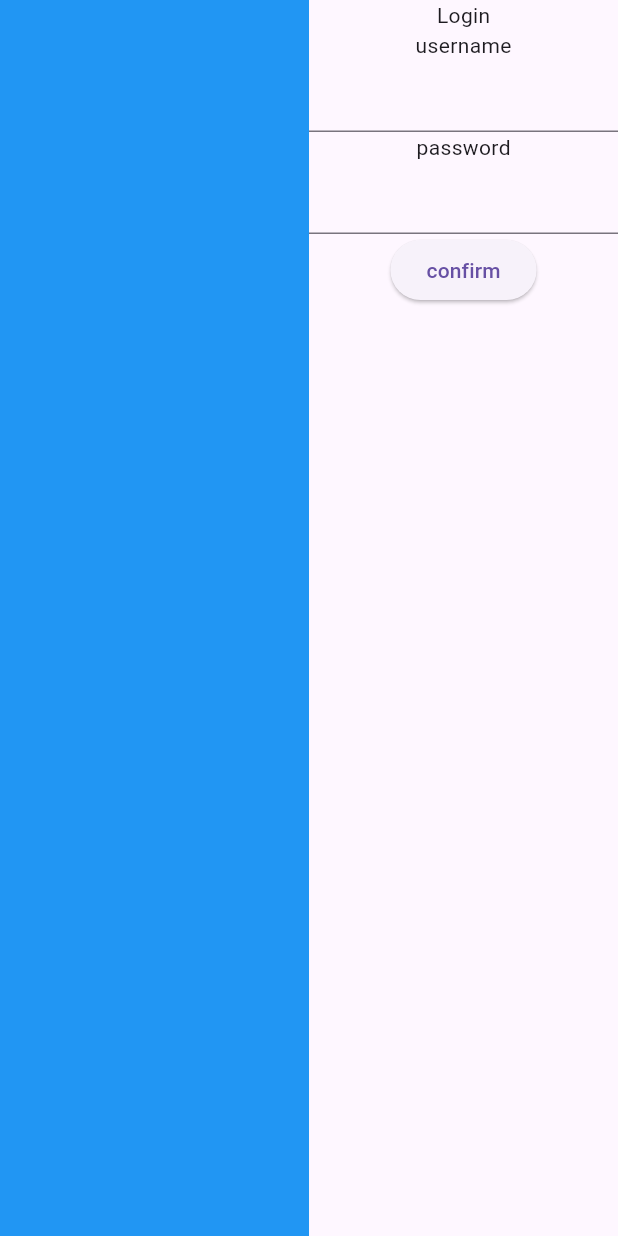
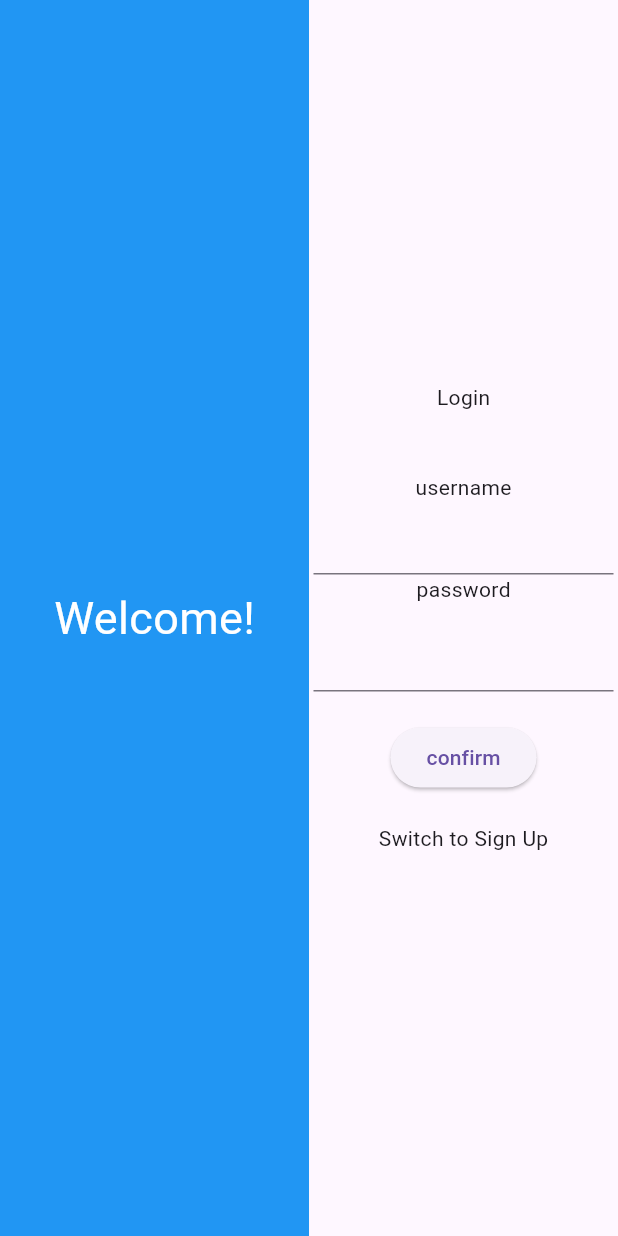
Before and after one commit to Group7C/Project7C, a Flutter app: the screen it shows after launch, on a phone screen of 412 x 824 dp. Run offline on Flutter 3.47's test engine with Material 3 defaults, Android fonts, the light colour scheme and no system bars.

Commit message:
cleaning up the ui on the login screen, not finished

```diff
--- a/flutter_project/lib/login_screen.dart
+++ b/flutter_project/lib/login_screen.dart
@@ -1,5 +1,4 @@
 import 'package:flutter/material.dart';
-
 
 class LoginScreen extends StatefulWidget {
   const LoginScreen({super.key});
@@ -9,7 +8,6 @@ class LoginScreen extends StatefulWidget {
 }
 
 class _LoginScreenState extends State<LoginScreen> {
-
   @override
   Widget build(BuildContext context) {
     final Size size = MediaQuery.sizeOf(context);
@@ -19,29 +17,80 @@ class _LoginScreenState extends State<LoginScreen> {
     TextEditingController username = TextEditingController();
     TextEditingController password = TextEditingController();
 
+    String mode = "Login";
+
+    String getButtonText() {
+      if (mode == "Login") {
+        return "Switch to Sign Up";
+      }
+      return "Switch to Login";
+    }
+
     return Scaffold(
-      body: Row(children: [
+      body: Row(
+        children: [
           // first half of the login screen DECORATION
-        SizedBox(height: height, width: width * 0.5, child: Container(color: Colors.blue,),),
+          SizedBox(
+            height: height,
+            width: width * 0.5,
+            child: Container(
+
+                color: Colors.blue,
+                child: const Center(child: Text("Welcome!", style: TextStyle(color: Colors.white, fontSize: 30),)),
+                ),
+          ),
           // second half of the login screen USER DETAILS
           SizedBox(
             height: height,
             width: width * 0.5,
             child: Column(
+              mainAxisAlignment: MainAxisAlignment.center,
               children: [
-              Text("Login"),
+                Text(mode),
+                const SizedBox(height: 40,),
                 const Text("username"),
-              TextFormField(controller: username,),
+                const SizedBox(width: 10,),
+                SizedBox(
+                  width: 200,
+                  child: TextFormField(
+                    controller: username,
+                  ),
+                ),
+                const SizedBox(width: 20,),
                 const Text("password"),
-              TextFormField(controller: password,),
-              ElevatedButton(onPressed: () {
+                const SizedBox(height: 10,),
+                SizedBox(
+                  width: 200,
+                  child: TextFormField(
+                    controller: password,
+                  ),
+                ),
+                const SizedBox(height: 20,),
+                ElevatedButton(
+                    onPressed: () {
                       print(username.text);
                       print(password.text);
                     },
-                  child: Text("confirm"))
+                    child: Text("confirm")),
+                const SizedBox(height: 20,),
+                InkWell(
+                  onTap: () {
+                    setState(() {
+                      if (mode == "Login") {
+                        mode = "Sign Up";
+                      }
+                      else {
+                        mode = "Login";
+                      }
+                    });
+                  },
+                  child: Text(getButtonText()),
+                )
               ],
-        ),)
-      ],),
+            ),
+          )
+        ],
+      ),
     );
   }
 }
```
Lines whose indentation alone changed are shown as unchanged.
